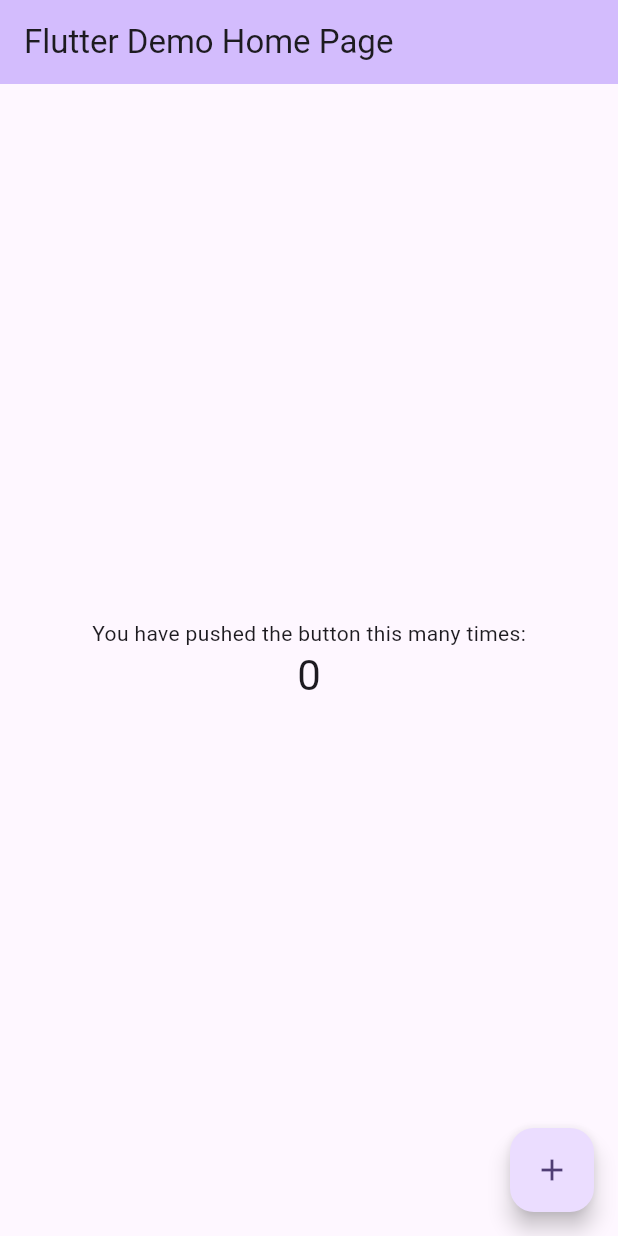
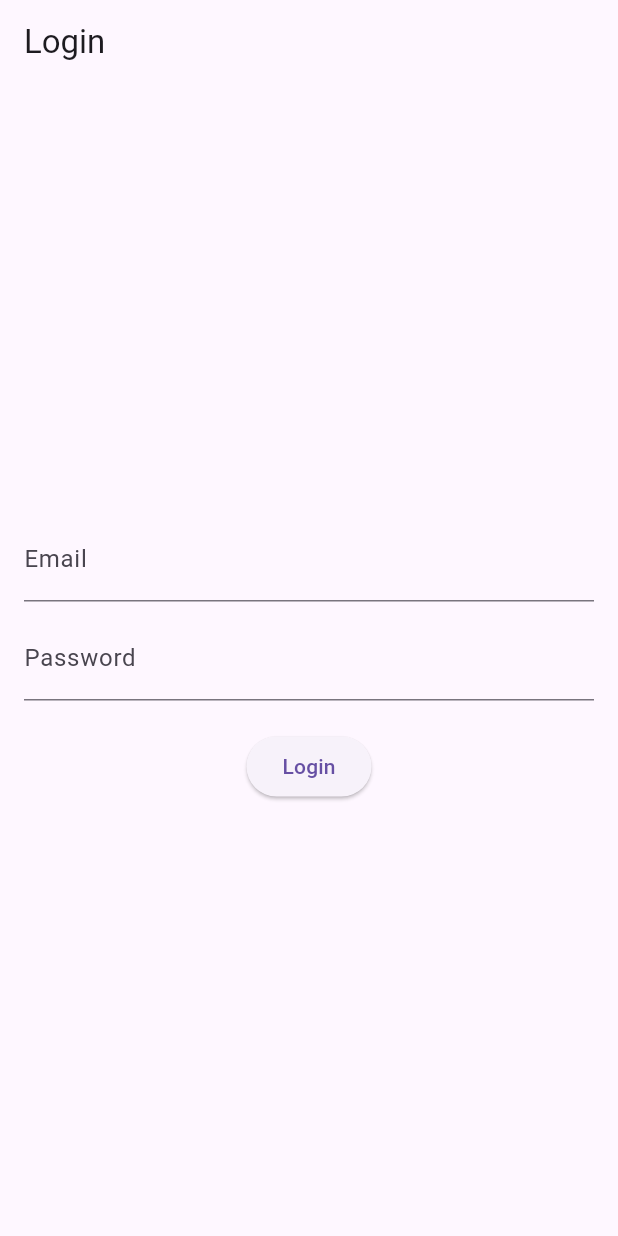
Before and after one commit to amankrmj01/modex_user_app, a Flutter app: the screen it shows after launch, on a phone screen of 412 x 824 dp. Run offline on Flutter 3.47's test engine with Material 3 defaults, Android fonts, the phone set to English and light mode, and no system bars; our stand-ins replace equatable, flutter_bloc.

Commit message:
add: added the logic screen and auth setup

```diff
--- a/lib/bloc/auth/auth_bloc.dart
+++ b/lib/bloc/auth/auth_bloc.dart
@@ -0,0 +1,22 @@
+import 'package:flutter_bloc/flutter_bloc.dart';
+import '../../data/repositories/auth_repository.dart';
+import 'auth_event.dart';
+import 'auth_state.dart';
+
+class AuthBloc extends Bloc<AuthEvent, AuthState> {
+  final AuthRepository authRepository;
+
+  AuthBloc({required this.authRepository}) : super(AuthInitial()) {
+    on<LoginRequested>(_onLoginRequested);
+  }
+
+  void _onLoginRequested(LoginRequested event, Emitter<AuthState> emit) async {
+    emit(AuthLoading());
+    try {
+      final user = await authRepository.login(event.email, event.password);
+      emit(AuthSuccess(user: user));
+    } catch (e) {
+      emit(AuthFailure(error: e.toString()));
+    }
+  }
+}
--- a/lib/bloc/auth/auth_event.dart
+++ b/lib/bloc/auth/auth_event.dart
@@ -0,0 +1,18 @@
+import 'package:equatable/equatable.dart';
+
+abstract class AuthEvent extends Equatable {
+  const AuthEvent();
+
+  @override
+  List<Object> get props => [];
+}
+
+class LoginRequested extends AuthEvent {
+  final String email;
+  final String password;
+
+  const LoginRequested({required this.email, required this.password});
+
+  @override
+  List<Object> get props => [email, password];
+}
--- a/lib/bloc/auth/auth_state.dart
+++ b/lib/bloc/auth/auth_state.dart
@@ -0,0 +1,31 @@
+import 'package:equatable/equatable.dart';
+import '../../data/models/user_model.dart';
+
+abstract class AuthState extends Equatable {
+  const AuthState();
+
+  @override
+  List<Object?> get props => [];
+}
+
+class AuthInitial extends AuthState {}
+
+class AuthLoading extends AuthState {}
+
+class AuthSuccess extends AuthState {
+  final UserModel user;
+
+  const AuthSuccess({required this.user});
+
+  @override
+  List<Object?> get props => [user];
+}
+
+class AuthFailure extends AuthState {
+  final String error;
+
+  const AuthFailure({required this.error});
+
+  @override
+  List<Object?> get props => [error];
+}
--- a/lib/data/models/user_model.dart
+++ b/lib/data/models/user_model.dart
@@ -0,0 +1,12 @@
+import 'package:equatable/equatable.dart';
+
+class UserModel extends Equatable {
+  final String id;
+  final String email;
+  final String name;
+
+  const UserModel({required this.id, required this.email, required this.name});
+
+  @override
+  List<Object?> get props => [id, email, name];
+}
--- a/lib/data/repositories/auth_repository.dart
+++ b/lib/data/repositories/auth_repository.dart
@@ -0,0 +1,14 @@
+import '../models/user_model.dart';
+
+class AuthRepository {
+  // Simulate a network call
+  Future<UserModel> login(String email, String password) async {
+    await Future.delayed(const Duration(seconds: 1));
+    // In a real app, you'd check credentials. Here, we'll always succeed.
+    if (email.isNotEmpty && password.isNotEmpty) {
+      return UserModel(id: 'user_123', email: email, name: 'Test User');
+    } else {
+      throw Exception('Invalid credentials');
+    }
+  }
+}
--- a/lib/main.dart
+++ b/lib/main.dart
@@ -1,4 +1,9 @@
+// main.dart
 import 'package:flutter/material.dart';
+import 'package:flutter_bloc/flutter_bloc.dart';
+import 'data/repositories/auth_repository.dart';
+import 'bloc/auth/auth_bloc.dart';
+import 'presentation/screens/auth/login_screen.dart';
 
 void main() {
   runApp(const MyApp());
@@ -7,116 +12,21 @@ void main() {
 class MyApp extends StatelessWidget {
   const MyApp({super.key});
 
-  // This widget is the root of your application.
   @override
   Widget build(BuildContext context) {
-    return MaterialApp(
-      title: 'Flutter Demo',
-      theme: ThemeData(
-        // This is the theme of your application.
-        //
-        // TRY THIS: Try running your application with "flutter run". You'll see
-        // the application has a purple toolbar. Then, without quitting the app,
-        // try changing the seedColor in the colorScheme below to Colors.green
-        // and then invoke "hot reload" (save your changes or press the "hot
-        // reload" button in a Flutter-supported IDE, or press "r" if you used
-        // the command line to start the app).
-        //
-        // Notice that the counter didn't reset back to zero; the application
-        // state is not lost during the reload. To reset the state, use hot
-        // restart instead.
-        //
-        // This works for code too, not just values: Most code changes can be
-        // tested with just a hot reload.
-        colorScheme: ColorScheme.fromSeed(seedColor: Colors.deepPurple),
+    // Provide the repository to the widget tree
+    return RepositoryProvider(
+      create: (context) => AuthRepository(),
+      child: BlocProvider(
+        create: (context) => AuthBloc(
+          authRepository: RepositoryProvider.of<AuthRepository>(context),
+        ),
+        child: MaterialApp(
+          title: 'Mini Zomato',
+          theme: ThemeData(primarySwatch: Colors.red),
+          home: LoginScreen(),
+        ),
       ),
-      home: const MyHomePage(title: 'Flutter Demo Home Page'),
     );
   }
 }
-
-class MyHomePage extends StatefulWidget {
-  const MyHomePage({super.key, required this.title});
-
-  // This widget is the home page of your application. It is stateful, meaning
-  // that it has a State object (defined below) that contains fields that affect
-  // how it looks.
-
-  // This class is the configuration for the state. It holds the values (in this
-  // case the title) provided by the parent (in this case the App widget) and
-  // used by the build method of the State. Fields in a Widget subclass are
-  // always marked "final".
-
-  final String title;
-
-  @override
-  State<MyHomePage> createState() => _MyHomePageState();
-}
-
-class _MyHomePageState extends State<MyHomePage> {
-  int _counter = 0;
-
-  void _incrementCounter() {
-    setState(() {
-      // This call to setState tells the Flutter framework that something has
-      // changed in this State, which causes it to rerun the build method below
-      // so that the display can reflect the updated values. If we changed
-      // _counter without calling setState(), then the build method would not be
-      // called again, and so nothing would appear to happen.
-      _counter++;
-    });
-  }
-
-  @override
-  Widget build(BuildContext context) {
-    // This method is rerun every time setState is called, for instance as done
-    // by the _incrementCounter method above.
-    //
-    // The Flutter framework has been optimized to make rerunning build methods
-    // fast, so that you can just rebuild anything that needs updating rather
-    // than having to individually change instances of widgets.
-    return Scaffold(
-      appBar: AppBar(
-        // TRY THIS: Try changing the color here to a specific color (to
-        // Colors.amber, perhaps?) and trigger a hot reload to see the AppBar
-        // change color while the other colors stay the same.
-        backgroundColor: Theme.of(context).colorScheme.inversePrimary,
-        // Here we take the value from the MyHomePage object that was created by
-        // the App.build method, and use it to set our appbar title.
-        title: Text(widget.title),
-      ),
-      body: Center(
-        // Center is a layout widget. It takes a single child and positions it
-        // in the middle of the parent.
-        child: Column(
-          // Column is also a layout widget. It takes a list of children and
-          // arranges them vertically. By default, it sizes itself to fit its
-          // children horizontally, and tries to be as tall as its parent.
-          //
-          // Column has various properties to control how it sizes itself and
-          // how it positions its children. Here we use mainAxisAlignment to
-          // center the children vertically; the main axis here is the vertical
-          // axis because Columns are vertical (the cross axis would be
-          // horizontal).
-          //
-          // TRY THIS: Invoke "debug painting" (choose the "Toggle Debug Paint"
-          // action in the IDE, or press "p" in the console), to see the
-          // wireframe for each widget.
-          mainAxisAlignment: MainAxisAlignment.center,
-          children: <Widget>[
-            const Text('You have pushed the button this many times:'),
-            Text(
-              '$_counter',
-              style: Theme.of(context).textTheme.headlineMedium,
-            ),
-          ],
-        ),
-      ),
-      floatingActionButton: FloatingActionButton(
-        onPressed: _incrementCounter,
-        tooltip: 'Increment',
-        child: const Icon(Icons.add),
-      ), // This trailing comma makes auto-formatting nicer for build methods.
-    );
-  }
-}
--- a/lib/presentation/screens/auth/login_screen.dart
+++ b/lib/presentation/screens/auth/login_screen.dart
@@ -0,0 +1,70 @@
+import 'package:flutter/material.dart';
+import 'package:flutter_bloc/flutter_bloc.dart';
+import '../../../bloc/auth/auth_bloc.dart';
+import '../../../bloc/auth/auth_event.dart';
+import '../../../bloc/auth/auth_state.dart';
+import '../home/home_screen.dart'; // We will create this next
+
+class LoginScreen extends StatelessWidget {
+  final _emailController = TextEditingController();
+  final _passwordController = TextEditingController();
+
+  LoginScreen({super.key});
+
+  @override
+  Widget build(BuildContext context) {
+    return Scaffold(
+      appBar: AppBar(title: const Text('Login')),
+      body: BlocConsumer<AuthBloc, AuthState>(
+        listener: (context, state) {
+          if (state is AuthSuccess) {
+            // Navigate to home screen on success
+            Navigator.of(
+              context,
+            ).pushReplacement(MaterialPageRoute(builder: (_) => HomeScreen()));
+          } else if (state is AuthFailure) {
+            // Show a snackbar on failure
+            ScaffoldMessenger.of(
+              context,
+            ).showSnackBar(SnackBar(content: Text(state.error)));
+          }
+        },
+        builder: (context, state) {
+          if (state is AuthLoading) {
+            return const Center(child: CircularProgressIndicator());
+          }
+          return Padding(
+            padding: const EdgeInsets.all(16.0),
+            child: Column(
+              mainAxisAlignment: MainAxisAlignment.center,
+              children: [
+                TextField(
+                  controller: _emailController,
+                  decoration: const InputDecoration(labelText: 'Email'),
+                ),
+                const SizedBox(height: 10),
+                TextField(
+                  controller: _passwordController,
+                  obscureText: true,
+                  decoration: const InputDecoration(labelText: 'Password'),
+                ),
+                const SizedBox(height: 20),
+                ElevatedButton(
+                  onPressed: () {
+                    context.read<AuthBloc>().add(
+                      LoginRequested(
+                        email: _emailController.text,
+                        password: _passwordController.text,
+                      ),
+                    );
+                  },
+                  child: const Text('Login'),
+                ),
+              ],
+            ),
+          );
+        },
+      ),
+    );
+  }
+}
--- a/lib/presentation/screens/home/home_screen.dart
+++ b/lib/presentation/screens/home/home_screen.dart
@@ -0,0 +1,15 @@
+import 'package:flutter/material.dart';
+
+class HomeScreen extends StatefulWidget {
+  const HomeScreen({super.key});
+
+  @override
+  State<HomeScreen> createState() => _HomeScreenState();
+}
+
+class _HomeScreenState extends State<HomeScreen> {
+  @override
+  Widget build(BuildContext context) {
+    return const Placeholder();
+  }
+}
```
Also changed, not shown: pubspec.yaml (+6 -68 lines), pubspec.lock.
